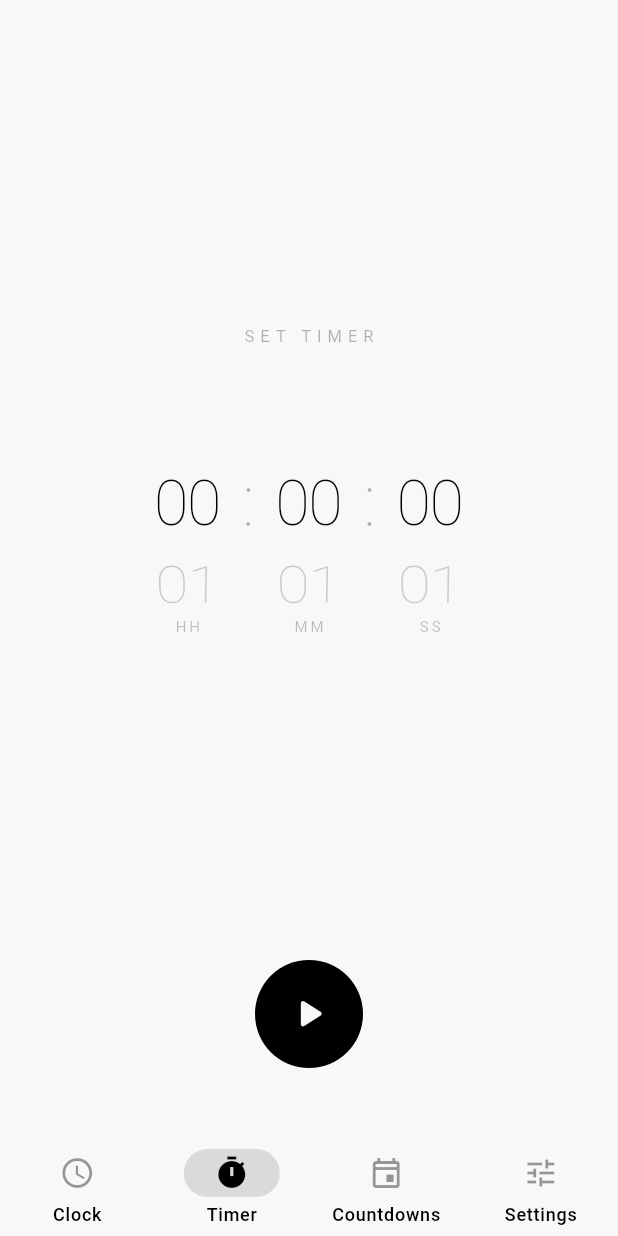
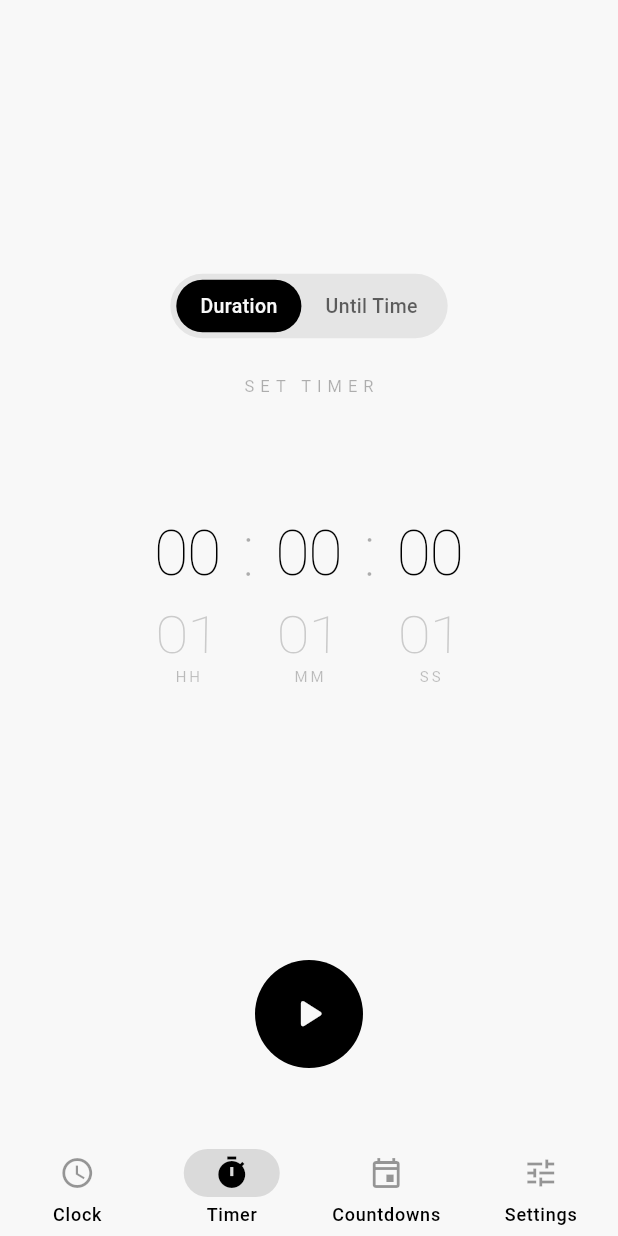
Before and after one commit to ImJustIvaan/Minimal-Clock-Mobile, a Flutter app: the screen it shows after launch, item 2 of the bottom bar chosen, on a phone screen of 412 x 824 dp. Run offline on Flutter 3.47's test engine with Material 3 defaults, Android fonts, the phone set to English and light mode, and no system bars; our stand-ins replace app_links, flutter_local_notifications, flutter_riverpod, flutter_timezone, permission_handler, share_plus and 4 more; accounts and stored records are empty; Roboto replaces fonts that are missing (RobotoMono).

Commit message:
Add Duration/Until Time toggle to the Timer, matching the website
Until Time mode lets you pick a target clock time (e.g. 9:40) instead
of a raw duration; on start, the duration is computed as the diff from
now (rolling over to tomorrow if the picked time already passed today).

```diff
--- a/lib/features/timer/timer_screen.dart
+++ b/lib/features/timer/timer_screen.dart
@@ -1,17 +1,43 @@
 import 'package:flutter/material.dart';
 import 'package:flutter_riverpod/flutter_riverpod.dart';
+import '../../core/providers/settings_provider.dart';
 import '../../core/providers/timer_provider.dart';
 import 'widgets/duration_picker.dart';
 import 'widgets/timer_progress_ring.dart';
+import 'widgets/until_time_picker.dart';
 
-class TimerScreen extends ConsumerWidget {
+enum _TimerInputMode { duration, until }
+
+class TimerScreen extends ConsumerStatefulWidget {
   const TimerScreen({super.key});
 
   @override
-  Widget build(BuildContext context, WidgetRef ref) {
+  ConsumerState<TimerScreen> createState() => _TimerScreenState();
+}
+
+class _TimerScreenState extends ConsumerState<TimerScreen> {
+  _TimerInputMode _mode = _TimerInputMode.duration;
+  TimeOfDay _untilTime = TimeOfDay.now();
+
+  void _start(TimerNotifier notifier) {
+    if (_mode == _TimerInputMode.until) {
+      final now = DateTime.now();
+      var target = DateTime(now.year, now.month, now.day, _untilTime.hour, _untilTime.minute);
+      if (!target.isAfter(now)) {
+        target = target.add(const Duration(days: 1));
+      }
+      notifier.setDuration(target.difference(now));
+    }
+    notifier.start();
+  }
+
+  @override
+  Widget build(BuildContext context) {
     final state = ref.watch(timerProvider);
     final notifier = ref.read(timerProvider.notifier);
     final color = Theme.of(context).colorScheme.onSurface;
+    final is24Hour = ref.watch(settingsProvider).valueOrNull?.use24Hour ?? false;
+    final isIdle = state.status == TimerStatus.idle;
 
     return Scaffold(
       body: SafeArea(
@@ -20,26 +46,114 @@ class TimerScreen extends ConsumerWidget {
           child: Column(
             children: [
               const Spacer(flex: 2),
+              if (isIdle) ...[
+                _ModeToggle(
+                  mode: _mode,
+                  color: color,
+                  onChanged: (m) => setState(() => _mode = m),
+                ),
+                const SizedBox(height: 24),
+              ],
               // Progress ring + time display
               AnimatedSwitcher(
                 duration: const Duration(milliseconds: 300),
-                child: state.status == TimerStatus.idle
-                    ? DurationPicker(
-                        key: const ValueKey('picker'),
-                        onChanged: (d) => notifier.setDuration(d),
-                        initial: state.total,
-                      )
-                    : TimerProgressRing(
+                child: !isIdle
+                    ? TimerProgressRing(
                         key: const ValueKey('ring'),
                         state: state,
                         color: color,
-                      ),
+                      )
+                    : _mode == _TimerInputMode.duration
+                        ? DurationPicker(
+                            key: const ValueKey('picker'),
+                            onChanged: (d) => notifier.setDuration(d),
+                            initial: state.total,
+                          )
+                        : UntilTimePicker(
+                            key: const ValueKey('until'),
+                            initial: _untilTime,
+                            is24Hour: is24Hour,
+                            onChanged: (t) => setState(() => _untilTime = t),
+                          ),
               ),
               const Spacer(flex: 2),
               // Control buttons
-              _Controls(state: state, notifier: notifier),
+              _Controls(state: state, notifier: notifier, onStart: () => _start(notifier)),
               const SizedBox(height: 48),
             ],
+          ),
+        ),
+      ),
+    );
+  }
+}
+
+class _ModeToggle extends StatelessWidget {
+  final _TimerInputMode mode;
+  final Color color;
+  final ValueChanged<_TimerInputMode> onChanged;
+
+  const _ModeToggle({required this.mode, required this.color, required this.onChanged});
+
+  @override
+  Widget build(BuildContext context) {
+    return Container(
+      padding: const EdgeInsets.all(4),
+      decoration: BoxDecoration(
+        color: color.withOpacity(0.08),
+        borderRadius: BorderRadius.circular(24),
+      ),
+      child: Row(
+        mainAxisSize: MainAxisSize.min,
+        children: [
+          _ModeButton(
+            label: 'Duration',
+            selected: mode == _TimerInputMode.duration,
+            color: color,
+            onTap: () => onChanged(_TimerInputMode.duration),
+          ),
+          _ModeButton(
+            label: 'Until Time',
+            selected: mode == _TimerInputMode.until,
+            color: color,
+            onTap: () => onChanged(_TimerInputMode.until),
+          ),
+        ],
+      ),
+    );
+  }
+}
+
+class _ModeButton extends StatelessWidget {
+  final String label;
+  final bool selected;
+  final Color color;
+  final VoidCallback onTap;
+
+  const _ModeButton({
+    required this.label,
+    required this.selected,
+    required this.color,
+    required this.onTap,
+  });
+
+  @override
+  Widget build(BuildContext context) {
+    return GestureDetector(
+      onTap: onTap,
+      child: AnimatedContainer(
+        duration: const Duration(milliseconds: 200),
+        padding: const EdgeInsets.symmetric(horizontal: 16, vertical: 8),
+        decoration: BoxDecoration(
+          color: selected ? color : Colors.transparent,
+          borderRadius: BorderRadius.circular(20),
+        ),
+        child: Text(
+          label,
+          style: TextStyle(
+            fontSize: 13,
+            fontWeight: FontWeight.w500,
+            color: selected ? Theme.of(context).colorScheme.surface : color.withOpacity(0.6),
           ),
         ),
       ),
@@ -50,8 +164,9 @@ class TimerScreen extends ConsumerWidget {
 class _Controls extends StatelessWidget {
   final TimerState state;
   final TimerNotifier notifier;
+  final VoidCallback onStart;
 
-  const _Controls({required this.state, required this.notifier});
+  const _Controls({required this.state, required this.notifier, required this.onStart});
 
   @override
   Widget build(BuildContext context) {
@@ -71,7 +186,7 @@ class _Controls extends StatelessWidget {
         ],
         _CircleButton(
           icon: _primaryIcon(state.status),
-          onTap: () => _primaryAction(state.status, notifier),
+          onTap: () => _primaryAction(state.status, notifier, onStart),
           color: color,
           size: 72,
           iconColor: Theme.of(context).colorScheme.surface,
@@ -93,10 +208,10 @@ class _Controls extends StatelessWidget {
     }
   }
 
-  void _primaryAction(TimerStatus s, TimerNotifier n) {
+  void _primaryAction(TimerStatus s, TimerNotifier n, VoidCallback onStart) {
     switch (s) {
       case TimerStatus.idle:
-        n.start();
+        onStart();
       case TimerStatus.running:
         n.pause();
       case TimerStatus.paused:
```
Also changed, not shown: lib/features/timer/widgets/until_time_picker.dart (added, +245 -0 lines).
